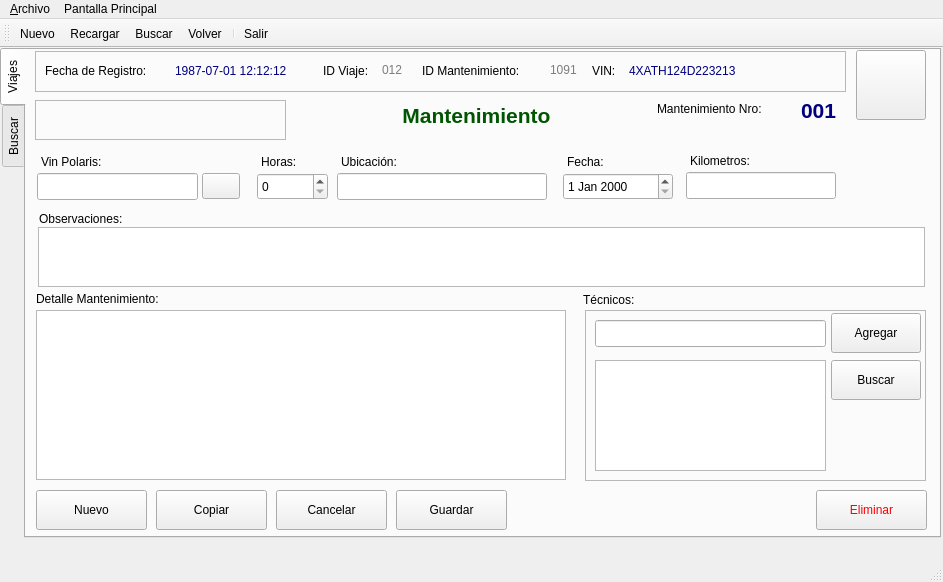
Qt form aplicacion/polaris/ui/frm_mantenimiento.ui (eduardouio/gelvsrm) before a commit.
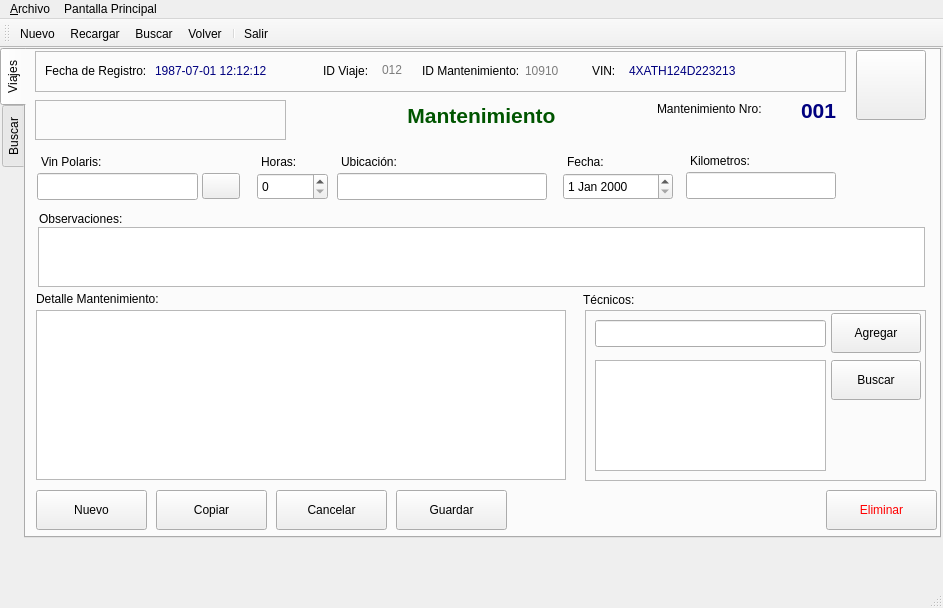
The same form after that commit. The open tabs and pages were chosen to show the change. Icons and pictures are not drawn.

Commit message: modificacion de formularios mantenimiento, reparacion, viaje

The edit to the form file:
```diff
--- a/aplicacion/polaris/ui/frm_mantenimiento.ui
+++ b/aplicacion/polaris/ui/frm_mantenimiento.ui
@@ -7,7 +7,7 @@
     <x>0</x>
     <y>0</y>
     <width>943</width>
-    <height>582</height>
+    <height>608</height>
    </rect>
   </property>
   <property name="acceptDrops">
@@ -129,7 +129,7 @@
       <widget class="QLabel" name="lbl_fecha_registrob">
        <property name="geometry">
         <rect>
-         <x>140</x>
+         <x>120</x>
          <y>10</y>
          <width>151</width>
          <height>20</height>
@@ -187,17 +187,17 @@
       <widget class="QLabel" name="lbl_id_viajeb_3">
        <property name="geometry">
         <rect>
-         <x>515</x>
-         <y>4</y>
+         <x>490</x>
+         <y>0</y>
          <width>41</width>
-         <height>31</height>
+         <height>40</height>
         </rect>
        </property>
        <property name="toolTip">
         <string>Identificador del Viaje</string>
        </property>
        <property name="text">
-        <string>&lt;html&gt;&lt;head/&gt;&lt;body&gt;&lt;p&gt;&lt;span style=&quot; color:#7c7c7c;&quot;&gt;1091&lt;/span&gt;&lt;/p&gt;&lt;/body&gt;&lt;/html&gt;</string>
+        <string>&lt;html&gt;&lt;head/&gt;&lt;body&gt;&lt;p&gt;&lt;span style=&quot; color:#7c7c7c;&quot;&gt;10910&lt;/span&gt;&lt;/p&gt;&lt;/body&gt;&lt;/html&gt;</string>
        </property>
       </widget>
      </widget>
@@ -524,7 +524,7 @@
      <widget class="QPushButton" name="btn_eliminar">
       <property name="geometry">
        <rect>
-        <x>790</x>
+        <x>800</x>
         <y>440</y>
         <width>111</width>
         <height>40</height>
@@ -830,9 +830,9 @@
      <widget class="QLabel" name="lbl_id_viajeb_4">
       <property name="geometry">
        <rect>
-        <x>320</x>
+        <x>330</x>
         <y>50</y>
-        <width>261</width>
+        <width>251</width>
         <height>31</height>
        </rect>
       </property>
```
Left out of the diff: 153 changed lines with no effect on the pictures. The commit also changes 2 other files.
